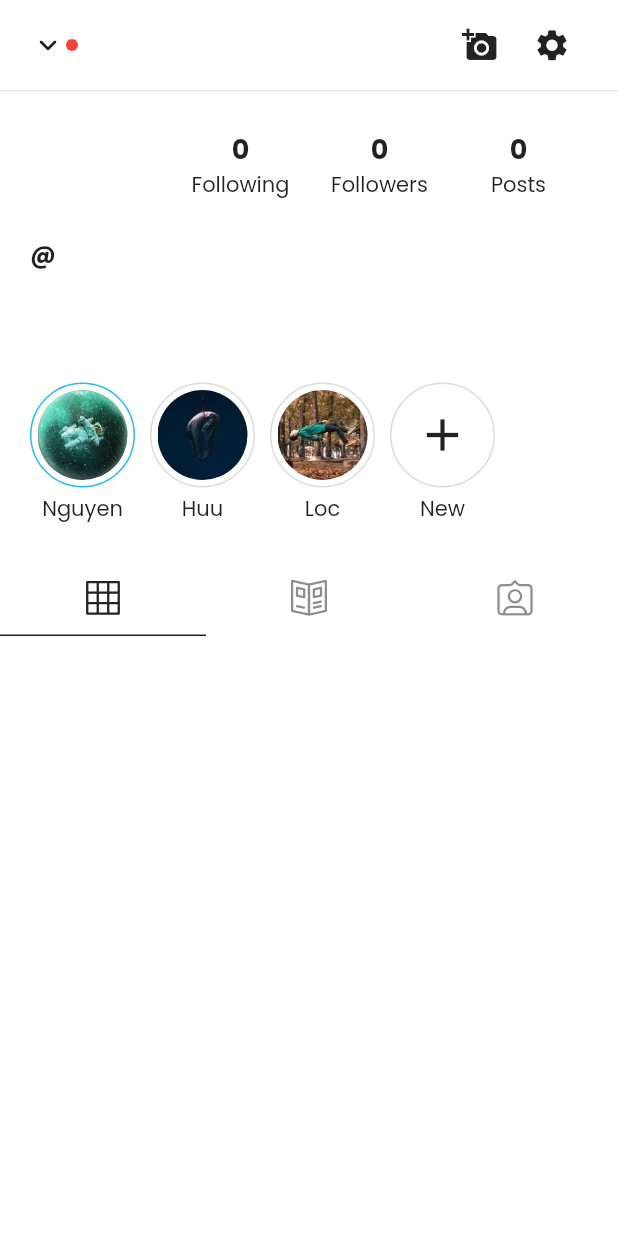
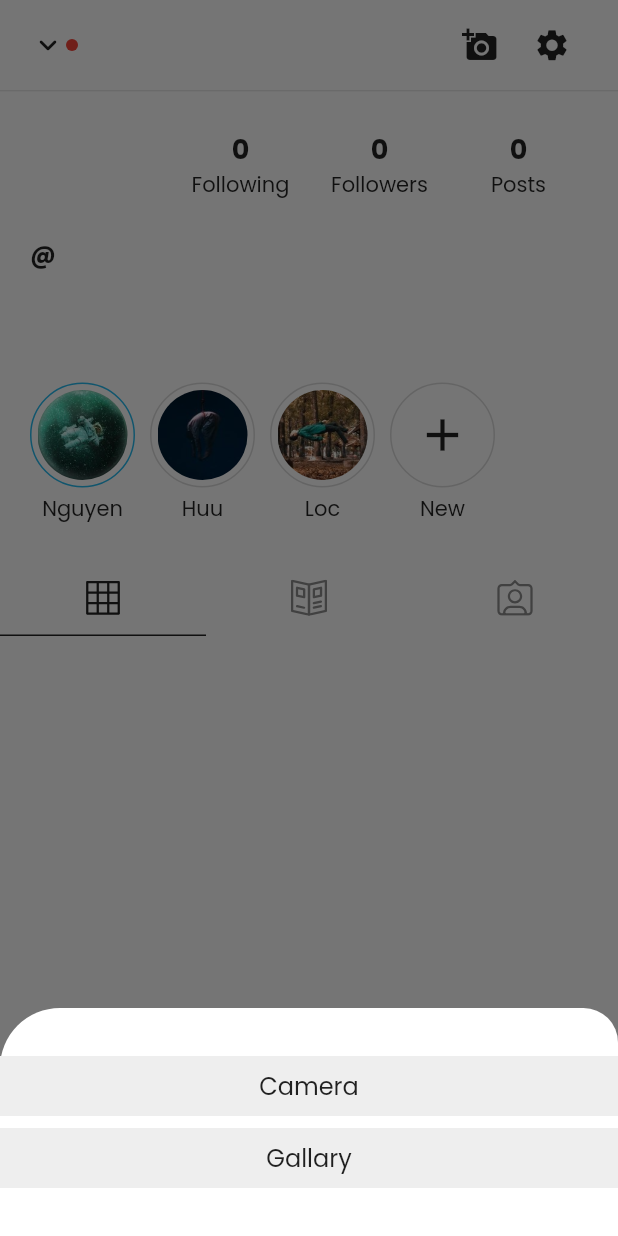
Before and after one commit to ndth4ng/flutter-social-images, a Flutter app: the ProfilePage screen opened directly, after a tap on the "add a photo" icon, on a phone screen of 412 x 824 dp. Run offline on Flutter 3.47's test engine with Material 2 defaults, Android fonts, the phone set to English and light mode, and no system bars; our stand-ins replace cached_network_image, carousel_slider, cloud_firestore, firebase_auth, firebase_core, flutter_slidable and 6 more; missing offline and left inert: cloudinary_public; accounts and stored records are empty; network calls fail.

Commit message:
feat: add post in profile page

```diff
--- a/lib/screens/profile_page.dart
+++ b/lib/screens/profile_page.dart
@@ -1,9 +1,15 @@
+import 'dart:io';
+
 import 'package:cloud_firestore/cloud_firestore.dart';
 import 'package:firebase_auth/firebase_auth.dart';
 import 'package:flutter/material.dart';
 import 'package:flutter_svg/flutter_svg.dart';
+import 'package:image_picker/image_picker.dart';
 import 'package:imagesio/models/author.dart';
+import 'package:imagesio/screens/post/add_post.dart';
 import 'package:imagesio/screens/post/post_page.dart';
+import 'package:imagesio/services/auth.dart';
+import 'package:imagesio/services/util.dart';
 import 'package:imagesio/shared/constants.dart';
 import 'package:modal_bottom_sheet/modal_bottom_sheet.dart';
 import 'package:provider/provider.dart';
@@ -16,6 +22,16 @@ class ProfilePage extends StatefulWidget {
 }
 
 class _ProfilePageState extends State<ProfilePage> {
+  void handleAdd(ImageSource source) async {
+    File? image = await Util().getImage(source);
+
+    if (image != null) {
+      Navigator.pushNamed(context, AddPostPage.routeName, arguments: {
+        'image': image,
+      });
+    }
+  }
+
   @override
   Widget build(BuildContext context) {
     Author currentUser = Provider.of<Author>(context);
@@ -53,7 +69,69 @@ class _ProfilePageState extends State<ProfilePage> {
                     ),
                     const Spacer(),
                     IconButton(
-                      onPressed: () {},
+                      onPressed: () {
+                        showModalBottomSheet(
+                          shape: const RoundedRectangleBorder(
+                            borderRadius: BorderRadius.only(
+                              topRight: Radius.circular(23),
+                              topLeft: Radius.circular(40),
+                            ),
+                          ),
+                          isScrollControlled: false, // chi co the keo xuong
+                          isDismissible:
+                              true, // co the keo xuong va an vao auto out
+                          backgroundColor: Colors.white,
+                          context: context,
+                          builder: (context) => Container(
+                            padding: const EdgeInsets.symmetric(vertical: 32.0),
+                            child: Column(
+                              mainAxisAlignment: MainAxisAlignment.center,
+                              mainAxisSize: MainAxisSize.min,
+                              children: [
+                                InkWell(
+                                  onTap: () {
+                                    handleAdd(ImageSource.camera);
+                                  },
+                                  child: Container(
+                                    alignment: Alignment.center,
+                                    height: 40.0,
+                                    width: double.infinity,
+                                    color: Colors.grey[200],
+                                    child: const Text(
+                                      'Camera',
+                                      style: TextStyle(
+                                        // fontWeight: FontWeight.w400,
+                                        fontSize: 16.0,
+                                      ),
+                                    ),
+                                  ),
+                                ),
+                                const SizedBox(
+                                  height: 8.0,
+                                ),
+                                InkWell(
+                                  onTap: () {
+                                    handleAdd(ImageSource.gallery);
+                                  },
+                                  child: Container(
+                                    alignment: Alignment.center,
+                                    height: 40.0,
+                                    width: double.infinity,
+                                    color: Colors.grey[200],
+                                    child: const Text(
+                                      'Gallary',
+                                      style: TextStyle(
+                                        // fontWeight: FontWeight.w400,
+                                        fontSize: 16.0,
+                                      ),
+                                    ),
+                                  ),
+                                ),
+                              ],
+                            ),
+                          ),
+                        );
+                      },
                       icon: const Icon(Icons.add_a_photo),
                     ),
                     IconButton(
@@ -70,16 +148,12 @@ class _ProfilePageState extends State<ProfilePage> {
                               true, // co the keo xuong va an vao auto out
                           backgroundColor: Colors.white,
                           context: context,
-                          builder: (context) => DraggableScrollableSheet(
-                            // initialChildSize: 0.4,
-                            // minChildSize: 0.2,
-                            // maxChildSize: 0.6,
-                            builder: (context, scrollController) {
-                              return SingleChildScrollView(
-                                controller: ModalScrollController.of(context),
+                          builder: (context) => Container(
+                            padding: const EdgeInsets.symmetric(
+                                horizontal: 16.0, vertical: 32.0),
                             child: Column(
-                                  mainAxisAlignment:
-                                      MainAxisAlignment.spaceAround,
+                              mainAxisAlignment: MainAxisAlignment.center,
+                              mainAxisSize: MainAxisSize.min,
                               children: [
                                 const Text(
                                   'Infomation',
@@ -99,6 +173,9 @@ class _ProfilePageState extends State<ProfilePage> {
                                     fontSize: 20,
                                   ),
                                 ),
+                                const SizedBox(
+                                  height: 32.0,
+                                ),
                                 const Text(
                                   'Support',
                                   style: TextStyle(
@@ -117,28 +194,26 @@ class _ProfilePageState extends State<ProfilePage> {
                                     fontSize: 20,
                                   ),
                                 ),
+                                const SizedBox(
+                                  height: 32.0,
+                                ),
                                 ElevatedButton(
-                                      onPressed: () {},
-                                      child: const Text('Message'),
+                                  onPressed: () {
+                                    Navigator.pop(context);
+                                    AuthService().signOut();
+                                  },
+                                  child: const Text('Log out'),
                                   style: ElevatedButton.styleFrom(
                                     primary: Colors.blue,
                                     onPrimary: Colors.black,
                                     fixedSize: const Size(170, 35),
                                     shape: RoundedRectangleBorder(
-                                          borderRadius:
-                                              BorderRadius.circular(36),
+                                      borderRadius: BorderRadius.circular(36),
                                     ),
                                   ),
                                 ),
-                                    Container(
-                                      color: Colors.white,
-                                      height: 300,
-                                      width: 250,
-                                    ),
                               ],
                             ),
-                              );
-                            },
                           ),
                         );
                       },
```
Lines whose indentation alone changed are shown as unchanged.
